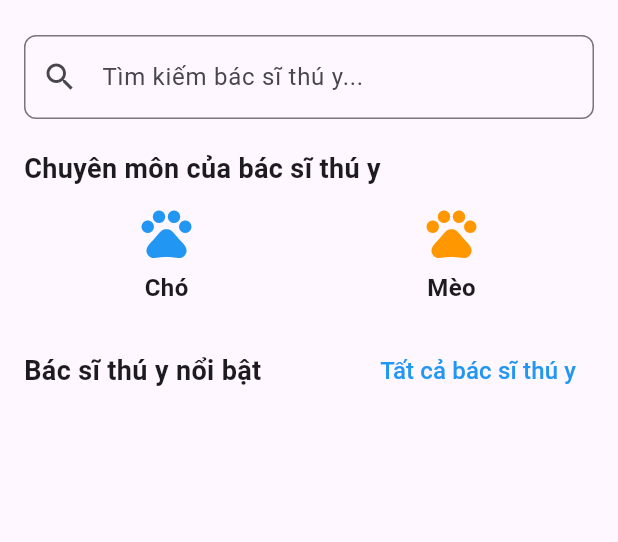
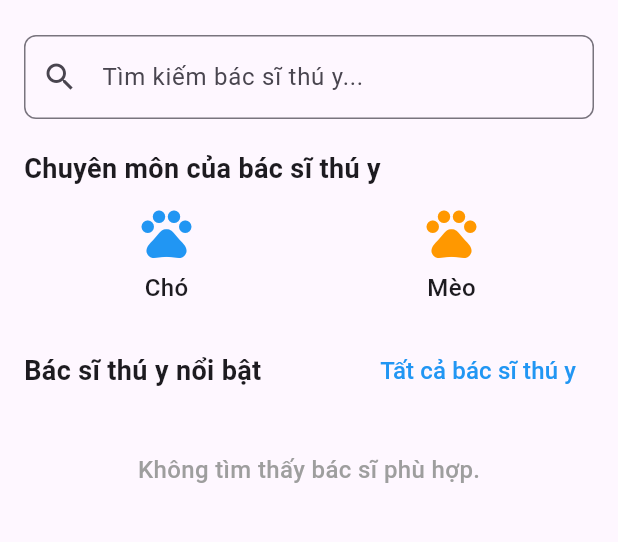
Before and after one commit to ThuDung213/pet-care, a Flutter app: the BookingScreen screen opened directly, on a phone screen of 412 x 824 dp, the part 73-615 px from its top. Run offline on Flutter 3.47's test engine with Material 3 defaults, Android fonts, the phone set to English and light mode, and no system bars; our stand-ins replace cloud_firestore, firebase_auth, firebase_core, font_awesome_flutter, image_picker, page_transition; accounts and stored records are empty; generated files the repository leaves out were written again; network calls fail.

Commit message:
update tìm kiếm

```diff
--- a/pet_care/lib/features/home/booking_ui/booking_screen.dart
+++ b/pet_care/lib/features/home/booking_ui/booking_screen.dart
@@ -2,7 +2,6 @@ import 'package:flutter/material.dart';
 import 'package:page_transition/page_transition.dart';
 import 'package:pet_care/features/home/booking_ui/set_booking_date_screen/set_booking_date_screen.dart';
 import '../../../data/repositories/vet_repository.dart';
-import '../../../widgets/specialization_button.dart';
 import '../../../widgets/vet_booking_card.dart';
 import 'all_vets_screen/all_vets_screen.dart';
 
@@ -14,12 +13,22 @@ class BookingScreen extends StatefulWidget {
 class _BookingScreenState extends State<BookingScreen> {
   final VetRepository _vetRepository = VetRepository();
   List<Map<String, dynamic>> _vets = [];
+  List<Map<String, dynamic>> _filteredVets = [];
   bool _isLoading = true;
+  String? _selectedSpecialization;
+  TextEditingController _searchController = TextEditingController();
 
   @override
   void initState() {
     super.initState();
     _fetchVets();
+    _searchController.addListener(_filterVets);
+  }
+
+  @override
+  void dispose() {
+    _searchController.dispose();
+    super.dispose();
   }
 
   /// **Lấy danh sách bác sĩ thú y từ Firestore**
@@ -27,7 +36,25 @@ class _BookingScreenState extends State<BookingScreen> {
     List<Map<String, dynamic>> vets = await _vetRepository.getAllVets();
     setState(() {
       _vets = vets;
+      _filteredVets = vets;
       _isLoading = false;
+    });
+  }
+
+  /// **Lọc danh sách theo từ khóa tìm kiếm và chuyên môn**
+  void _filterVets() {
+    String query = _searchController.text.toLowerCase();
+    setState(() {
+      _filteredVets = _vets.where((vet) {
+        String name = (vet['name'] ?? "").toLowerCase();
+        String specialization = (vet['specialization'] ?? "").toLowerCase();
+
+        bool matchesSearch = name.contains(query) || specialization.contains(query);
+        bool matchesSpecialization = _selectedSpecialization == null ||
+            specialization.contains(_selectedSpecialization!.toLowerCase());
+
+        return matchesSearch && matchesSpecialization;
+      }).toList();
     });
   }
 
@@ -45,14 +72,8 @@ class _BookingScreenState extends State<BookingScreen> {
             Column(
               crossAxisAlignment: CrossAxisAlignment.start,
               children: [
-                Text(
-                  'Hello',
-                  style: TextStyle(fontSize: 14, color: Colors.grey),
-                ),
-                Text(
-                  'Programmer',
-                  style: TextStyle(fontSize: 18, fontWeight: FontWeight.bold),
-                ),
+                Text('Hello', style: TextStyle(fontSize: 14, color: Colors.grey)),
+                Text('Programmer', style: TextStyle(fontSize: 18, fontWeight: FontWeight.bold)),
               ],
             ),
           ],
@@ -60,9 +81,7 @@ class _BookingScreenState extends State<BookingScreen> {
         actions: [
           IconButton(
             icon: Icon(Icons.notifications),
-            onPressed: () {
-              // Xử lý khi nhấn vào thông báo
-            },
+            onPressed: () {},
           ),
         ],
       ),
@@ -75,6 +94,7 @@ class _BookingScreenState extends State<BookingScreen> {
                   crossAxisAlignment: CrossAxisAlignment.start,
                   children: [
                     TextField(
+                      controller: _searchController,
                       decoration: InputDecoration(
                         hintText: 'Tìm kiếm bác sĩ thú y...',
                         prefixIcon: Icon(Icons.search),
@@ -92,8 +112,28 @@ class _BookingScreenState extends State<BookingScreen> {
                     Row(
                       mainAxisAlignment: MainAxisAlignment.spaceAround,
                       children: [
-                  SpecializationButton(icon: Icons.pets, label: 'Chó', color: Colors.blue),
-                  SpecializationButton(icon: Icons.pets, label: 'Mèo', color: Colors.orange),
+                        SpecializationButton(
+                          icon: Icons.pets,
+                          label: 'Chó',
+                          color: _selectedSpecialization == 'Chó' ? Colors.blue[700]! : Colors.blue,
+                          onPressed: () {
+                            setState(() {
+                              _selectedSpecialization = _selectedSpecialization == 'Chó' ? null : 'Chó';
+                            });
+                            _filterVets();
+                          },
+                        ),
+                        SpecializationButton(
+                          icon: Icons.pets,
+                          label: 'Mèo',
+                          color: _selectedSpecialization == 'Mèo' ? Colors.orange[700]! : Colors.orange,
+                          onPressed: () {
+                            setState(() {
+                              _selectedSpecialization = _selectedSpecialization == 'Mèo' ? null : 'Mèo';
+                            });
+                            _filterVets();
+                          },
+                        ),
                       ],
                     ),
                     SizedBox(height: 20),
@@ -110,7 +150,7 @@ class _BookingScreenState extends State<BookingScreen> {
                               context,
                               PageTransition(
                                 type: PageTransitionType.fade,
-                          child: AllVetsScreen(vets: _vets),
+                                child: AllVetsScreen(vets: _filteredVets),
                               ),
                             );
                           },
@@ -122,8 +162,18 @@ class _BookingScreenState extends State<BookingScreen> {
                       ],
                     ),
                     SizedBox(height: 10),
-              Column(
-                children: _vets.take(2).map((vet) {
+                    _filteredVets.isEmpty
+                        ? Center(
+                            child: Padding(
+                              padding: const EdgeInsets.all(20.0),
+                              child: Text(
+                                'Không tìm thấy bác sĩ phù hợp.',
+                                style: TextStyle(fontSize: 16, fontWeight: FontWeight.w500, color: Colors.grey),
+                              ),
+                            ),
+                          )
+                        : Column(
+                            children: _filteredVets.take(2).map((vet) {
                               return GestureDetector(
                                 onTap: () {
                                   Navigator.push(
@@ -158,3 +208,31 @@ class _BookingScreenState extends State<BookingScreen> {
     );
   }
 }
+
+class SpecializationButton extends StatelessWidget {
+  final IconData icon;
+  final String label;
+  final Color color;
+  final VoidCallback onPressed;
+
+  SpecializationButton({
+    required this.icon,
+    required this.label,
+    required this.color,
+    required this.onPressed,
+  });
+
+  @override
+  Widget build(BuildContext context) {
+    return GestureDetector(
+      onTap: onPressed,
+      child: Column(
+        children: [
+          Icon(icon, color: color, size: 40),
+          SizedBox(height: 5),
+          Text(label, style: TextStyle(fontSize: 16, fontWeight: FontWeight.w500)),
+        ],
+      ),
+    );
+  }
+}
```
Lines whose indentation alone changed are shown as unchanged.
